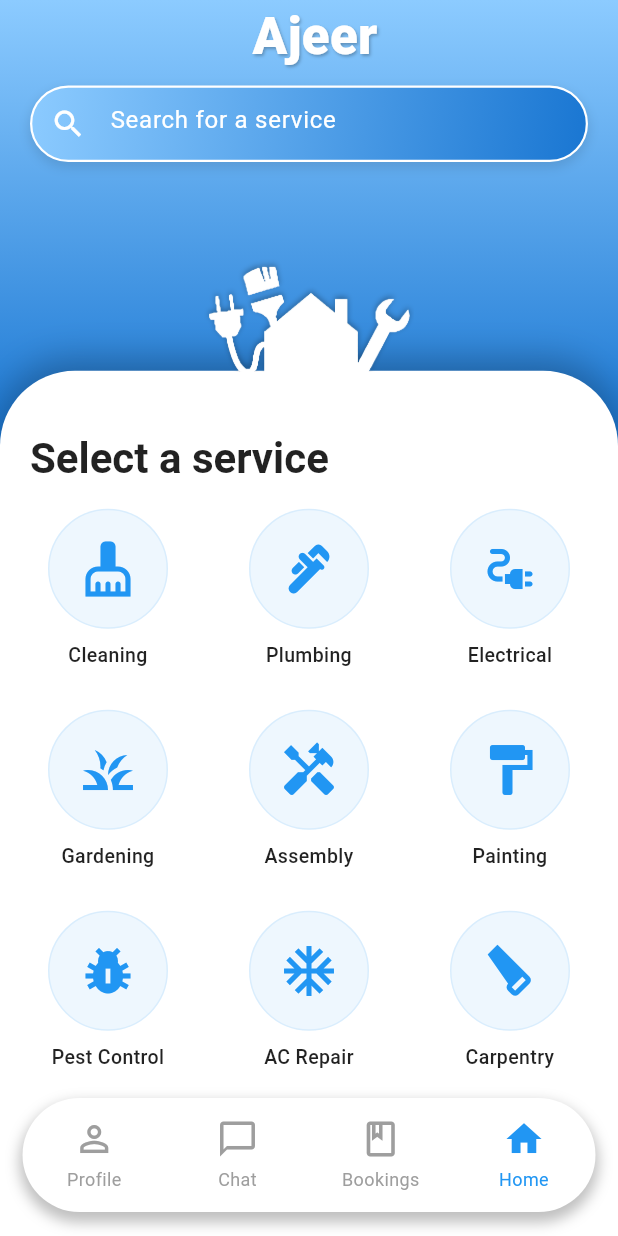
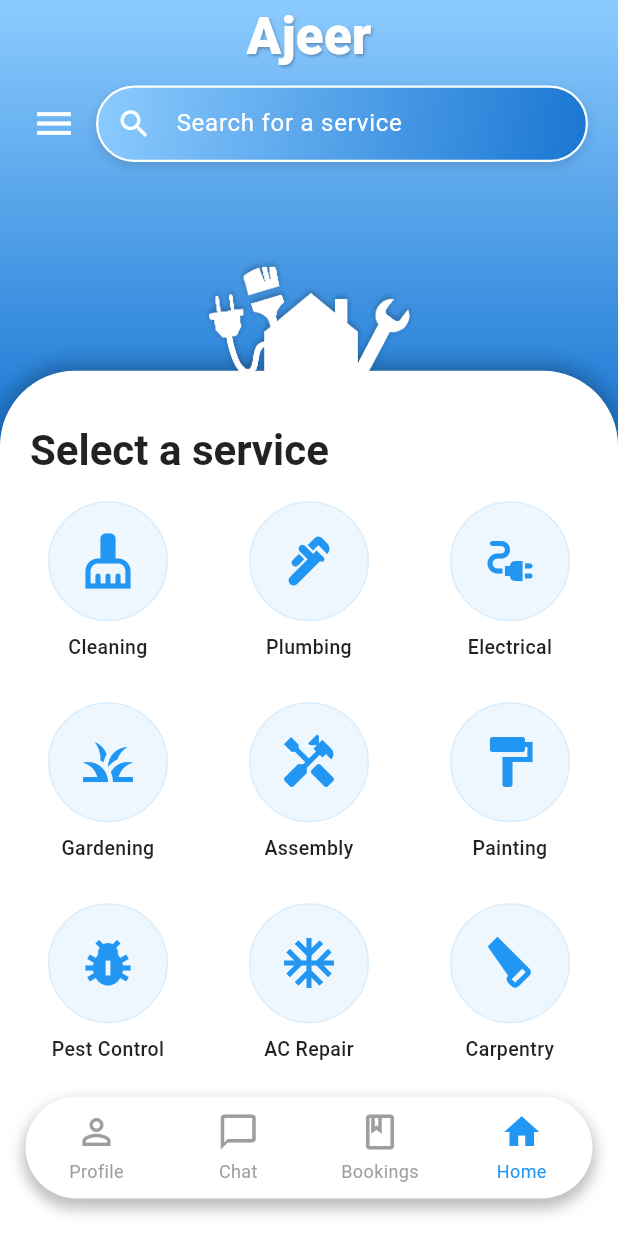
Before and after one commit to RashedGhanem11/Ajeer, a Flutter app: the ServiceScreen screen opened directly, on a phone screen of 412 x 824 dp. Run offline on Flutter 3.47's test engine with Material 3 defaults, Android fonts, the phone set to English and light mode, and no system bars.

Commit message:
refactor: Simplify ServiceScreen structure and enhance search functionality with new widgets

```diff
--- a/Ajeer.mobile/lib/screens/customer_screens/home_screen.dart
+++ b/Ajeer.mobile/lib/screens/customer_screens/home_screen.dart
@@ -1,5 +1,10 @@
 import 'package:flutter/material.dart';
 import 'package:flutter/services.dart';
+
+// =========================================================================
+// WIDGET 1: THE MAIN SCREEN (STATEFUL)
+// This is your "Brain". It holds all the state.
+// =========================================================================
 
 class ServiceScreen extends StatefulWidget {
   const ServiceScreen({super.key});
@@ -11,9 +16,10 @@ class ServiceScreen extends StatefulWidget {
 class _ServiceScreenState extends State<ServiceScreen> {
   // =========================================================================
   // 1. STATE VARIABLES AND DATA
+  // (All state and data lives here)
   // =========================================================================
-  int _selectedIndex = 3; // Home icon is initially selected
-  String _searchQuery = ''; // State variable for search query
+  int _selectedIndex = 3;
+  String _searchQuery = '';
 
   final List<Map<String, dynamic>> services = [
     {'name': 'Cleaning', 'icon': Icons.cleaning_services},
@@ -27,7 +33,6 @@ class _ServiceScreenState extends State<ServiceScreen> {
     {'name': 'Carpentry', 'icon': Icons.carpenter},
   ];
 
-  // Defines the custom navigation bar items for the new layout
   final List<Map<String, dynamic>> navItems = [
     {
       'label': 'Profile',
@@ -48,7 +53,25 @@ class _ServiceScreenState extends State<ServiceScreen> {
   ];
 
   // =========================================================================
-  // 2. MAIN BUILD METHOD
+  // 2. STATE-CHANGING METHODS
+  // (All calls to setState() are consolidated here)
+  // =========================================================================
+
+  void _onSearchChanged(String query) {
+    setState(() {
+      _searchQuery = query;
+    });
+  }
+
+  void _onNavItemTapped(int index) {
+    setState(() {
+      _selectedIndex = index;
+    });
+  }
+
+  // =========================================================================
+  // 3. MAIN BUILD METHOD (Now much cleaner)
+  // (This method just assembles the pieces)
   // =========================================================================
   @override
   Widget build(BuildContext context) {
@@ -61,31 +84,54 @@ class _ServiceScreenState extends State<ServiceScreen> {
 
     final screenHeight = MediaQuery.of(context).size.height;
 
-    // Define Layout Variables for consistency
+    // Layout Variables
     const double logoHeight = 105.0;
     const double overlapAdjustment = 10.0;
     final double whiteContainerTop = screenHeight * 0.30;
     final double logoTopPosition =
         whiteContainerTop - logoHeight + overlapAdjustment;
 
+    // --- FIX FOR OVERFLOW ---
+    // This calculation is still needed by the screen to pass down
+    // to the ServiceGridView.
+    final double navBarHeight = 56.0 + 20.0;
+    final double outerBottomMargin = 10.0;
+    final double bottomNavClearance =
+        navBarHeight +
+        outerBottomMargin +
+        MediaQuery.of(context).padding.bottom;
+    // ------------------------
+
     return Scaffold(
-      extendBody:
-          true, // Crucial for letting the body extend behind the nav bar
+      extendBody: true,
       body: Stack(
         children: [
           _buildBackgroundGradient(whiteContainerTop),
-          _buildWhiteContainer(whiteContainerTop),
-          _buildSearchOverlay(context),
+
+          // REFACTORED: Call the new _buildWhiteContainer
+          _buildWhiteContainer(
+            containerTop: whiteContainerTop,
+            bottomNavClearance: bottomNavClearance,
+          ),
+
+          // REFACTORED: Call the new SearchHeader widget
+          SearchHeader(onChanged: _onSearchChanged),
+
           _buildHomeImage(logoTopPosition, logoHeight),
         ],
       ),
-      bottomNavigationBar:
-          _buildCustomBottomNavigationBar(), // Use the custom widget
+      // REFACTORED: Call the new CustomBottomNavBar widget
+      bottomNavigationBar: CustomBottomNavBar(
+        items: navItems,
+        selectedIndex: _selectedIndex,
+        onIndexChanged: _onNavItemTapped,
+      ),
     );
   }
 
   // =========================================================================
-  // 3. WIDGET BUILDER METHODS (UI Components)
+  // 4. PRIVATE BUILD HELPERS
+  // (Simple widgets that are only used by this screen)
   // =========================================================================
 
   Widget _buildBackgroundGradient(double containerTop) {
@@ -104,29 +150,28 @@ class _ServiceScreenState extends State<ServiceScreen> {
     );
   }
 
-  Widget _buildWhiteContainer(double containerTop) {
-    // Logic to determine which service to highlight based on search query
-    String normalizedQuery = _searchQuery.trim().toLowerCase();
-    bool shouldHighlight(String serviceName) {
-      return normalizedQuery.isNotEmpty &&
-          serviceName.toLowerCase().contains(normalizedQuery);
-    }
+  Widget _buildHomeImage(double logoTopPosition, double logoHeight) {
+    return Positioned(
+      top: logoTopPosition,
+      left: 0,
+      right: 0,
+      child: Center(
+        child: Image.asset(
+          'assets/image/home.png',
+          width: 140,
+          height: logoHeight,
+          fit: BoxFit.contain,
+        ),
+      ),
+    );
+  }
 
-    // --- FIX FOR OVERFLOW ---
-    // The height of the new, simplified custom nav bar.
-    // The container height is 56.0 (standard height) + 20.0 (top/bottom padding of 10.0 each)
-    // Outer Padding bottom is 10.0 (custom margin) + safe area.
-    final double navBarHeight =
-        56.0 +
-        20.0; // The explicit height set in _buildCustomBottomNavigationBar
-    final double outerBottomMargin =
-        10.0; // The bottom padding of the outer Padding widget
-    final double bottomNavClearance =
-        navBarHeight +
-        outerBottomMargin +
-        MediaQuery.of(context).padding.bottom;
-    // ------------------------
-
+  // REFACTORED: This widget is now much simpler.
+  // It only builds the white container and passes data to the ServiceGridView.
+  Widget _buildWhiteContainer({
+    required double containerTop,
+    required double bottomNavClearance,
+  }) {
     return Positioned(
       top: containerTop,
       left: 0,
@@ -140,20 +185,18 @@ class _ServiceScreenState extends State<ServiceScreen> {
             topRight: Radius.circular(50.0),
           ),
           boxShadow: [
-            // Strong shadow for the main container
             BoxShadow(
               color: Colors.black26,
-              spreadRadius: 2,
-              blurRadius: 20,
-              offset: Offset(0, -5),
+              spreadRadius: 1,
+              blurRadius: 10,
+              offset: Offset(0, -3),
             ),
           ],
         ),
         child: Column(
           crossAxisAlignment: CrossAxisAlignment.start,
           children: [
-            // Space to align content under the overlapping logo
-            const SizedBox(height: 20.0),
+            const SizedBox(height: 15.0), // Space for overlapping logo
             Padding(
               padding: const EdgeInsets.only(left: 20.0, top: 20.0),
               child: Text(
@@ -165,34 +208,13 @@ class _ServiceScreenState extends State<ServiceScreen> {
                 ),
               ),
             ),
+
+            // REFACTORED: The GridView is now its own widget.
             Expanded(
-              child: Padding(
-                padding: const EdgeInsets.symmetric(
-                  horizontal: 10.0,
-                  vertical: 15.0,
-                ),
-                child: GridView.builder(
-                  // FIX: Apply calculated padding to the GridView to reserve space
-                  padding: EdgeInsets.only(bottom: bottomNavClearance),
-                  gridDelegate: const SliverGridDelegateWithFixedCrossAxisCount(
-                    crossAxisCount: 3,
-                    childAspectRatio: 1.0,
-                    crossAxisSpacing: 10,
-                    mainAxisSpacing: 10,
-                  ),
-                  itemCount: services.length,
-                  itemBuilder: (context, index) {
-                    final serviceName = services[index]['name'];
-                    return ServiceGridItem(
-                      icon: services[index]['icon'],
-                      name: serviceName,
-                      isHighlighted: shouldHighlight(serviceName),
-                      onTap: () {
-                        debugPrint('Service tapped: $serviceName');
-                      },
-                    );
-                  },
-                ),
+              child: ServiceGridView(
+                services: services,
+                searchQuery: _searchQuery,
+                bottomPadding: bottomNavClearance,
               ),
             ),
           ],
@@ -200,11 +222,25 @@ class _ServiceScreenState extends State<ServiceScreen> {
       ),
     );
   }
+}
 
-  Widget _buildSearchOverlay(BuildContext context) {
+// =========================================================================
+// WIDGET 2: SEARCH HEADER (STATELESS)
+// This widget only knows how to build the search bar.
+// It reports changes via the `onChanged` callback.
+// =========================================================================
+class SearchHeader extends StatelessWidget {
+  final ValueChanged<String> onChanged;
+
+  const SearchHeader({super.key, required this.onChanged});
+
+  @override
+  Widget build(BuildContext context) {
+    // This is the exact same code from your _buildSearchOverlay method.
     return Positioned(
       top: MediaQuery.of(context).padding.top,
-      left: 20,
+      // MODIFICATION: Adjust left padding to account for the IconButton's own padding
+      left: 12,
       right: 20,
       child: Column(
         crossAxisAlignment: CrossAxisAlignment.center,
@@ -215,7 +251,7 @@ class _ServiceScreenState extends State<ServiceScreen> {
               'Ajeer',
               style: TextStyle(
                 color: Colors.white,
-                fontSize: 34, // Make it large and prominent
+                fontSize: 34,
                 fontWeight: FontWeight.w900,
                 shadows: [
                   Shadow(
@@ -227,89 +263,165 @@ class _ServiceScreenState extends State<ServiceScreen> {
               ),
             ),
           ),
-          Container(
-            decoration: BoxDecoration(
-              borderRadius: BorderRadius.circular(30.0),
-              border: Border.all(color: Colors.white, width: 1.5),
-              gradient: const LinearGradient(
-                colors: [
-                  Color(0xFF8CCBFF), // Light Blue-ish
-                  Color(0xFF1976D2), // Slightly lighter
-                ],
-                begin: Alignment.topLeft,
-                end: Alignment.bottomRight,
+
+          // --- NEW LAYOUT: Row for Icon + Search Bar ---
+          Row(
+            crossAxisAlignment: CrossAxisAlignment.center,
+            children: [
+              // 1. THE NEW MENU ICON
+              IconButton(
+                iconSize: 30.0, // Make it a good, tappable size
+                icon: const Icon(Icons.menu, color: Colors.white),
+                onPressed: () {
+                  debugPrint('Menu icon tapped!');
+                  // TODO: Add navigation to SettingsScreen here
+                  // Example: Navigator.push(context, MaterialPageRoute(builder: (context) => SettingsScreen()));
+                },
               ),
-              boxShadow: [
-                BoxShadow(
-                  color: Colors.black.withOpacity(0.1),
-                  spreadRadius: 1,
-                  blurRadius: 5,
-                  offset: const Offset(0, 3),
-                ),
-              ],
-            ),
-            child: TextField(
-              onChanged: (value) {
-                // Update search query and trigger rebuild to highlight
-                setState(() {
-                  _searchQuery = value;
-                });
-              },
-              style: const TextStyle(color: Colors.white, fontSize: 16.0),
-              decoration: InputDecoration(
-                hintText: 'Search for a service',
-                hintStyle: const TextStyle(color: Colors.white, fontSize: 16.0),
-                prefixIcon: IconButton(
-                  icon: const Icon(Icons.search, color: Colors.white),
-                  onPressed: () {},
-                ),
-                border: InputBorder.none,
-                filled: false,
-                contentPadding: const EdgeInsets.symmetric(
-                  horizontal: 20,
-                  vertical: 10, //reduce search bar size vertically
+
+              // A small gap between icon and search bar
+              const SizedBox(width: 4.0),
+
+              // 2. THE SEARCH BAR, WRAPPED IN EXPANDED
+              Expanded(
+                child: Container(
+                  decoration: BoxDecoration(
+                    borderRadius: BorderRadius.circular(30.0),
+                    border: Border.all(color: Colors.white, width: 1.5),
+                    gradient: const LinearGradient(
+                      colors: [Color(0xFF8CCBFF), Color(0xFF1976D2)],
+                      begin: Alignment.topLeft,
+                      end: Alignment.bottomRight,
+                    ),
+                    boxShadow: [
+                      BoxShadow(
+                        color: Colors.black.withOpacity(0.1),
+                        spreadRadius: 1,
+                        blurRadius: 5,
+                        offset: const Offset(0, 3),
+                      ),
+                    ],
+                  ),
+                  child: TextField(
+                    onChanged: onChanged, // Use the callback
+                    textAlignVertical: TextAlignVertical.center,
+                    style: const TextStyle(color: Colors.white, fontSize: 16.0),
+                    decoration: InputDecoration(
+                      hintText: 'Search for a service',
+                      hintStyle: const TextStyle(
+                        color: Colors.white,
+                        fontSize: 16.0,
+                      ),
+                      prefixIcon: IconButton(
+                        icon: const Icon(Icons.search, color: Colors.white),
+                        onPressed: () {},
+                      ),
+                      border: InputBorder.none,
+                      filled: false,
+                      contentPadding: const EdgeInsets.symmetric(
+                        horizontal: 20,
+                        vertical: 10,
+                      ),
+                    ),
+                  ),
                 ),
               ),
-            ),
+            ],
           ),
+          // --- END OF MODIFICATION ---
         ],
       ),
     );
   }
+}
 
-  Widget _buildHomeImage(double logoTopPosition, double logoHeight) {
-    return Positioned(
-      top: logoTopPosition,
-      left: 0,
-      right: 0,
-      child: Center(
-        child: Image.asset(
-          'assets/image/home.png', // Ensure this asset path is correct
-          width: 140,
-          height: logoHeight,
-          fit: BoxFit.contain,
+// =========================================================================
+// WIDGET 3: SERVICE GRID VIEW (STATELESS)
+// This widget only knows how to build the grid.
+// It receives all the data it needs as parameters.
+// =========================================================================
+class ServiceGridView extends StatelessWidget {
+  final List<Map<String, dynamic>> services;
+  final String searchQuery;
+  final double bottomPadding;
+
+  const ServiceGridView({
+    super.key,
+    required this.services,
+    required this.searchQuery,
+    required this.bottomPadding,
+  });
+
+  @override
+  Widget build(BuildContext context) {
+    // The highlighting logic now lives inside the widget that uses it.
+    String normalizedQuery = searchQuery.trim().toLowerCase();
+    bool shouldHighlight(String serviceName) {
+      return normalizedQuery.isNotEmpty &&
+          serviceName.toLowerCase().contains(normalizedQuery);
+    }
+
+    // This is the exact same code from the Expanded() block
+    // in your old _buildWhiteContainer method.
+    return Padding(
+      padding: const EdgeInsets.symmetric(horizontal: 10.0, vertical: 15.0),
+      child: GridView.builder(
+        padding: EdgeInsets.only(bottom: bottomPadding), // Apply padding
+        gridDelegate: const SliverGridDelegateWithFixedCrossAxisCount(
+          crossAxisCount: 3,
+          childAspectRatio: 1.0,
+          crossAxisSpacing: 10,
+          mainAxisSpacing: 10,
         ),
+        itemCount: services.length,
+        itemBuilder: (context, index) {
+          final serviceName = services[index]['name'];
+          return ServiceGridItem(
+            icon: services[index]['icon'],
+            name: serviceName,
+            isHighlighted: shouldHighlight(serviceName),
+            onTap: () {
+              debugPrint('Service tapped: $serviceName');
+            },
+          );
+        },
       ),
     );
   }
+}
 
-  // REFACTORED: Custom Bottom Navigation Bar using Row for stable centering and spacing
-  Widget _buildCustomBottomNavigationBar() {
-    const double verticalPadding = 10.0;
-    const double horizontalPadding = 15.0;
+// =========================================================================
+// WIDGET 4: CUSTOM BOTTOM NAV BAR (STATELESS)
+// =========================================================================
+class CustomBottomNavBar extends StatelessWidget {
+  final List<Map<String, dynamic>> items;
+  final int selectedIndex;
+  final ValueChanged<int> onIndexChanged;
+
+  const CustomBottomNavBar({
+    super.key,
+    required this.items,
+    required this.selectedIndex,
+    required this.onIndexChanged,
+  });
+
+  @override
+  Widget build(BuildContext context) {
+    const double verticalPadding = 6.0;
+    const double horizontalPadding = 17.0;
 
     return Padding(
       padding: EdgeInsets.fromLTRB(
         horizontalPadding,
         0,
         horizontalPadding,
-        MediaQuery.of(context).padding.bottom + 16.0,
+        25.0,
       ),
       child: Container(
         height: kBottomNavigationBarHeight + verticalPadding * 2,
         decoration: BoxDecoration(
           color: Colors.white,
-          borderRadius: BorderRadius.circular(50.0), // Pill shape radius
+          borderRadius: BorderRadius.circular(50.0),
           boxShadow: [
             BoxShadow(
               color: Colors.black.withOpacity(0.25),
@@ -322,33 +434,28 @@ class _ServiceScreenState extends State<ServiceScreen> {
         child: Row(
           mainAxisAlignment: MainAxisAlignment.spaceAround,
           crossAxisAlignment: CrossAxisAlignment.center,
-          children: navItems.asMap().entries.map((entry) {
+          children: items.asMap().entries.map((entry) {
             int index = entry.key;
             Map<String, dynamic> item = entry.value;
-            bool isSelected = index == _selectedIndex;
+            bool isSelected = index == selectedIndex;
 
             return Expanded(
               child: GestureDetector(
                 onTap: () {
-                  setState(() {
-                    _selectedIndex = index;
-                  });
+                  onIndexChanged(index); // Use the callback
                 },
-                behavior:
-                    HitTestBehavior.translucent, // Makes entire area tappable
+                behavior: HitTestBehavior.translucent,
                 child: Container(
-                  // Use Padding here to adjust spacing/size around icon + label
                   padding: const EdgeInsets.symmetric(vertical: 5.0),
                   child: Column(
-                    mainAxisAlignment:
-                        MainAxisAlignment.center, // Vertically center content
+                    mainAxisAlignment: MainAxisAlignment.center,
                     children: [
                       Icon(
                         isSelected ? item['activeIcon'] : item['icon'],
-                        size: 28.0, // Standard Icon size
+                        size: 28.0,
                         color: isSelected ? Colors.blue : Colors.grey,
                       ),
-                      const SizedBox(height: 4), // Space between icon and label
+                      const SizedBox(height: 4),
                       Text(
                         item['label'],
                         style: TextStyle(
@@ -369,9 +476,9 @@ class _ServiceScreenState extends State<ServiceScreen> {
 }
 
 // =========================================================================
-// ServiceGridItem (unchanged)
+// WIDGET 5: SERVICE GRID ITEM (STATELESS)
+// (This was already well-factored, so it is unchanged)
 // =========================================================================
-
 class ServiceGridItem extends StatelessWidget {
   final IconData? icon;
   final String name;
@@ -392,12 +499,11 @@ class ServiceGridItem extends StatelessWidget {
     final Color backgroundColor = primaryColor.withOpacity(0.08);
     final Color borderColor = primaryColor.withOpacity(0.1);
 
-    // Original Sizing
     const double iconContainerSize = 80.0;
     const double iconSize = 40.0;
 
     return GestureDetector(
-      onTap: onTap, // Apply the click handler
+      onTap: onTap,
       child: Column(
         children: [
           Container(
@@ -417,11 +523,7 @@ class ServiceGridItem extends StatelessWidget {
                     ]
                   : null,
             ),
-            child: Icon(
-              icon,
-              size: iconSize,
-              color: primaryColor, // Use highlight-dependent color
-            ),
+            child: Icon(icon, size: iconSize, color: primaryColor),
           ),
           const SizedBox(height: 8),
           Text(
@@ -429,9 +531,7 @@ class ServiceGridItem extends StatelessWidget {
             style: TextStyle(
               fontSize: 13,
               fontWeight: FontWeight.w500,
-              color: isHighlighted
-                  ? primaryColor
-                  : Colors.black87, // Highlight text color
+              color: isHighlighted ? primaryColor : Colors.black87,
             ),
             textAlign: TextAlign.center,
           ),
```
